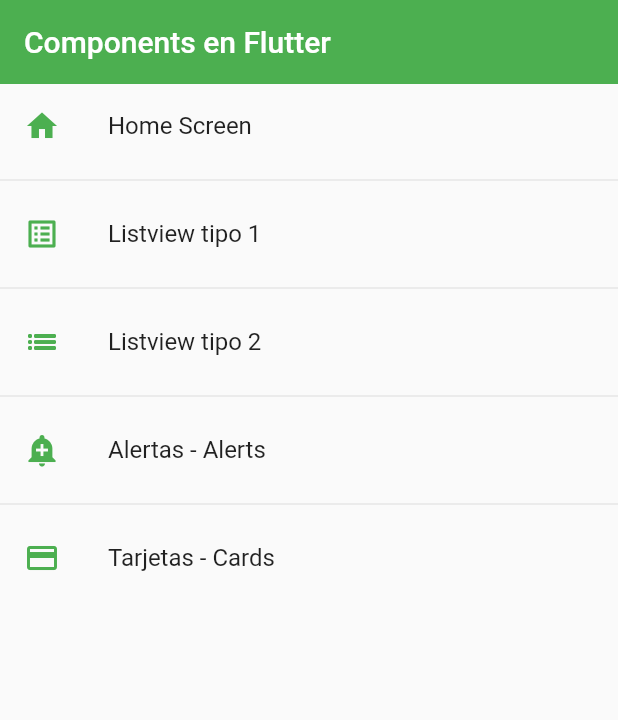
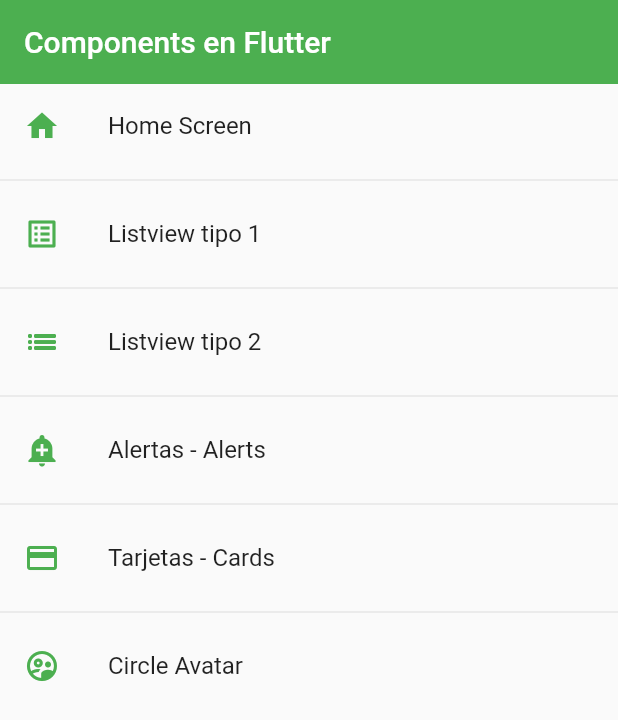
Before and after one commit to Anastasiia88Z/fl_components, a Flutter app: the screen it shows after launch, on a phone screen of 412 x 824 dp. Shown: the top 720 px of the screen. Run offline on Flutter 3.47's test engine with Material 2 defaults, Android fonts, the phone set to English and light mode, and no system bars.

Commit message:
add avatar

```diff
--- a/flutter_application_1/lib/router/app_routes.dart
+++ b/flutter_application_1/lib/router/app_routes.dart
@@ -32,6 +32,11 @@ class AppRoutes {
         name: 'Tarjetas - Cards',
         screen: const CardScreen(),
         icon: Icons.credit_card),
+    MenuOption(
+        route: 'avatar screen',
+        name: 'Circle Avatar',
+        screen: const AvatarScreen(),
+        icon: Icons.supervised_user_circle_outlined),
   ];
 
   static Map<String, Widget Function(BuildContext)> getAppRoutes() {
--- a/flutter_application_1/lib/screens/screens.dart
+++ b/flutter_application_1/lib/screens/screens.dart
@@ -3,3 +3,4 @@ export 'package:flutter_application_1/screens/card_screen.dart';
 export 'package:flutter_application_1/screens/listview1_screen.dart';
 export 'package:flutter_application_1/screens/listview2_screen.dart';
 export 'package:flutter_application_1/screens/home_screen.dart';
+export 'package:flutter_application_1/screens/avatar_screen.dart';
```
Also changed, not shown: flutter_application_1/lib/screens/avatar_screen.dart (added, +29 -0 lines).
